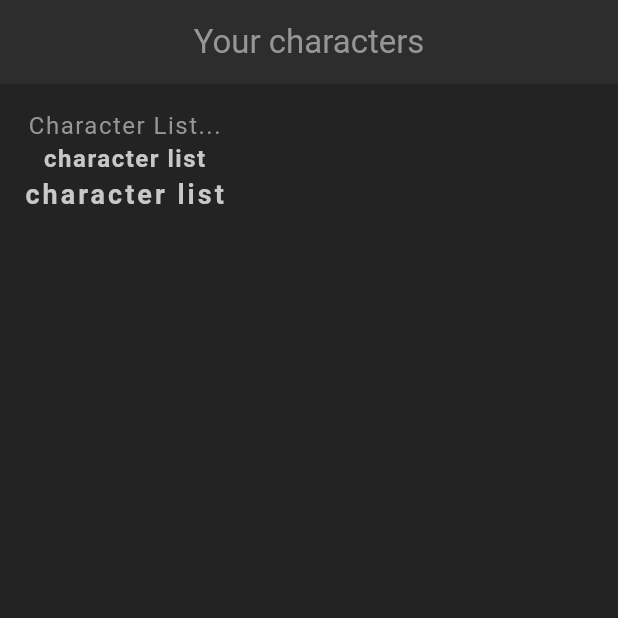
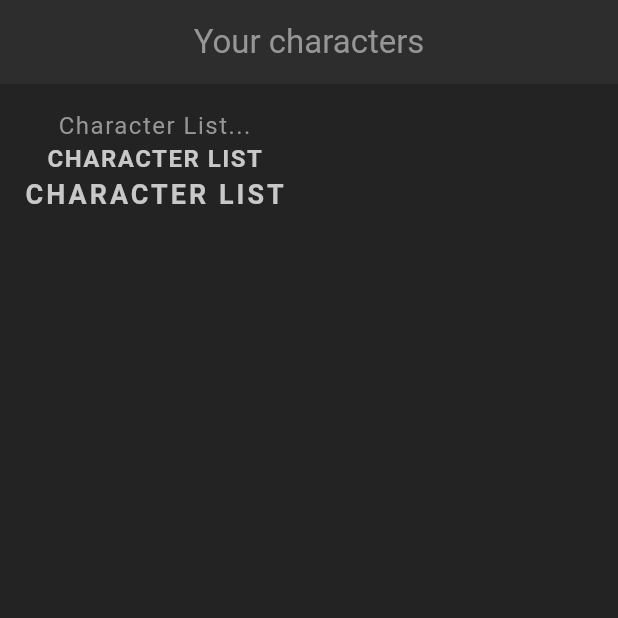
Before and after one commit to jecode93/app_rpg, a Flutter app: the screen it shows after launch, on a phone screen of 412 x 824 dp, the top half of it. Run offline on Flutter 3.47's test engine with Material 3 defaults, Android fonts, the phone set to English and light mode, and no system bars.

Commit message:
Reusable Styled Text Widgets.

```diff
--- a/lib/screens/home/home.dart
+++ b/lib/screens/home/home.dart
@@ -1,3 +1,4 @@
+import 'package:app_rpg/shared/styled_text.dart';
 import 'package:flutter/material.dart';
 
 class Home extends StatefulWidget {
@@ -16,13 +17,11 @@ class _HomeState extends State<Home> {
       ),
       body: Container(
         padding: const EdgeInsets.all(16),
-        child: Column(
+        child: const Column(
           children: [
-            const Text('Character List...'),
-            Text('character list',
-                style: Theme.of(context).textTheme.headlineMedium),
-            Text('character list',
-                style: Theme.of(context).textTheme.titleMedium),
+            StyledText('Character List...'),
+            StyledHeading('character list'),
+            StyledTitle('character list'),
           ],
         ),
       ),
--- /dev/null
+++ b/lib/shared/styled_text.dart
@@ -0,0 +1,43 @@
+import 'package:flutter/material.dart';
+
+class StyledText extends StatelessWidget {
+  const StyledText(this.text, {super.key});
+
+  final String text;
+
+  @override
+  Widget build(BuildContext context) {
+    return Text(
+      text,
+      style: Theme.of(context).textTheme.bodyMedium,
+    );
+  }
+}
+
+class StyledHeading extends StatelessWidget {
+  const StyledHeading(this.text, {super.key});
+
+  final String text;
+
+  @override
+  Widget build(BuildContext context) {
+    return Text(
+      text.toUpperCase(),
+      style: Theme.of(context).textTheme.headlineMedium,
+    );
+  }
+}
+
+class StyledTitle extends StatelessWidget {
+  const StyledTitle(this.text, {super.key});
+
+  final String text;
+
+  @override
+  Widget build(BuildContext context) {
+    return Text(
+      text.toUpperCase(),
+      style: Theme.of(context).textTheme.titleMedium,
+    );
+  }
+}
```
